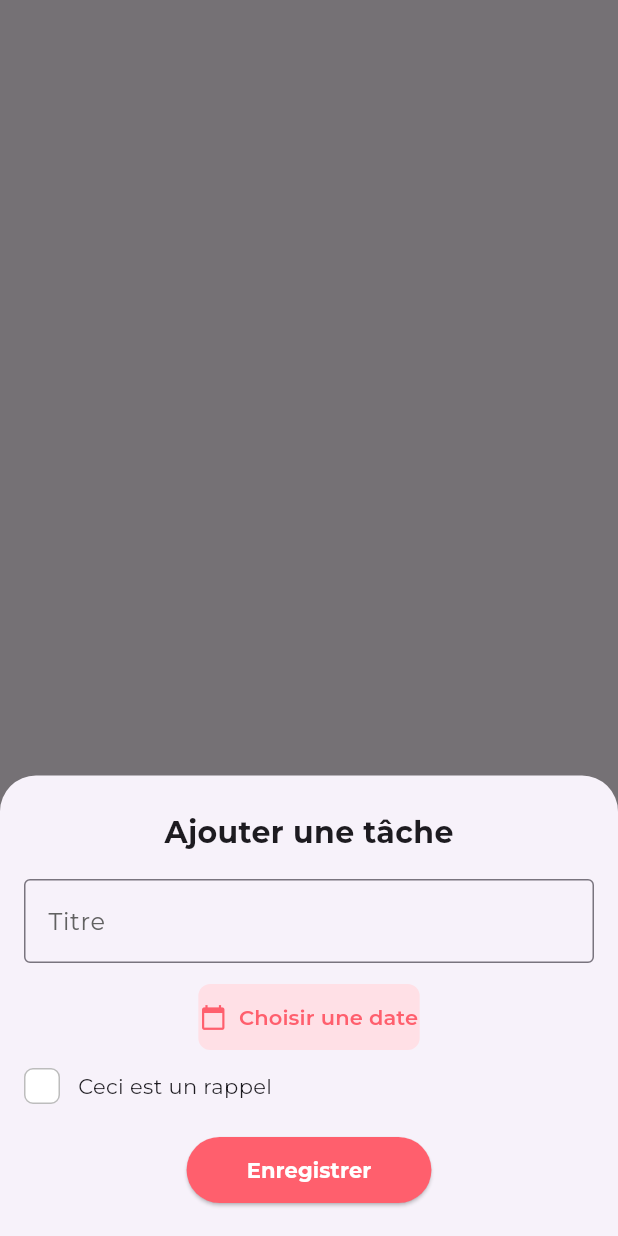
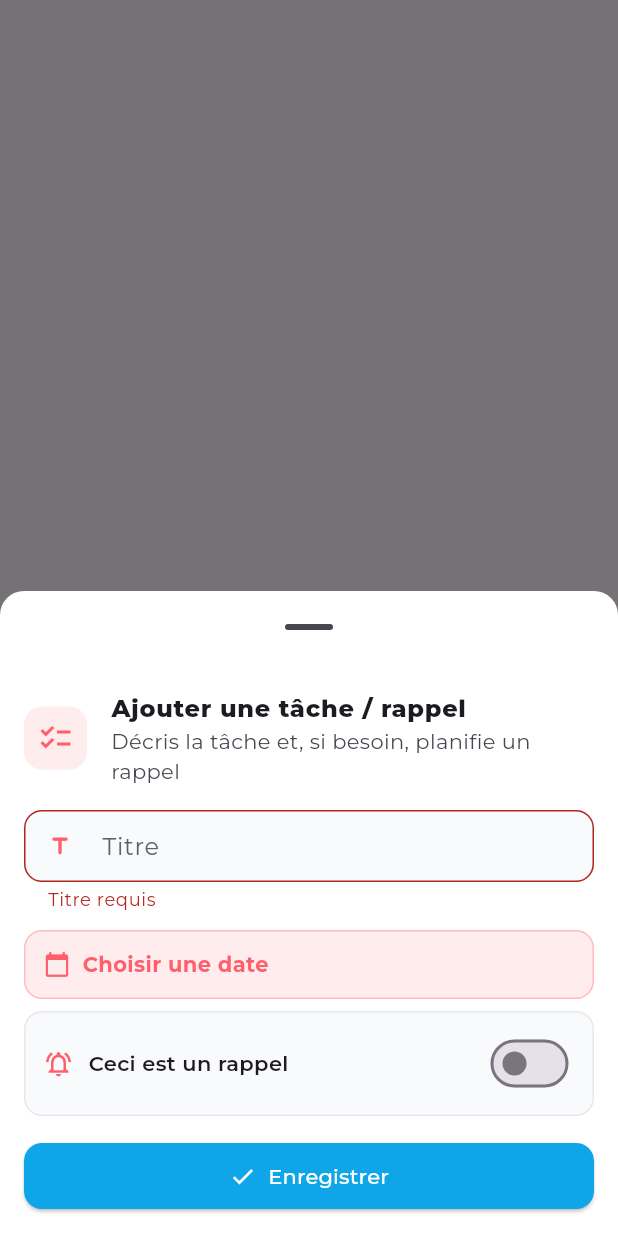
Before and after one commit to mikaelvery/family_manager_app, a Flutter app: what showAddTaskSheet() shows on an empty page, opened directly, after a tap on "Enregistrer", on a phone screen of 412 x 824 dp. Run offline on Flutter 3.47's test engine with Material 3 defaults, Android fonts, the phone set to English and light mode, and no system bars; our stand-ins replace cloud_firestore, dio, file_picker, firebase_auth, firebase_core, firebase_messaging and 6 more; accounts and stored records are empty.

Commit message:
refonte de la modal d'ajout de taches

```diff
--- a/lib/widgets/task_checklist.dart
+++ b/lib/widgets/task_checklist.dart
@@ -325,163 +325,76 @@
 
 // Fonction pour afficher la feuille modale d'ajout de tâche
 void showAddTaskSheet(BuildContext context) {
-  final TextEditingController titleController = TextEditingController();
+  final pageCtx = context; // Contexte parent pour SnackBars après pop
+
+  final formKey = GlobalKey<FormState>();
+  final titleController = TextEditingController();
+
   DateTime? selectedDate;
   TimeOfDay? selectedTime;
   bool isReminder = false;
+  bool saving = false;
+
+  const accent = Color(0xFFFF5F6D);
 
   showModalBottomSheet(
-    context: context,
+    context: pageCtx,
     isScrollControlled: true,
+    showDragHandle: true,
+    backgroundColor: Colors.white,
     shape: const RoundedRectangleBorder(
-      borderRadius: BorderRadius.vertical(top: Radius.circular(24)),
+      borderRadius: BorderRadius.vertical(top: Radius.circular(16)),
     ),
-    builder: (context) {
+    builder: (sheetCtx) {
       return StatefulBuilder(
-        builder: (BuildContext context, StateSetter setState) {
-          return Padding(
-            padding: EdgeInsets.only(
-              bottom: MediaQuery.of(context).viewInsets.bottom,
-              top: 24,
-              left: 16,
-              right: 16,
-            ),
-            child: Column(
-              mainAxisSize: MainAxisSize.min,
-              children: [
-                const Text(
-                  'Ajouter une tâche',
-                  style: TextStyle(fontSize: 20, fontWeight: FontWeight.bold),
-                ),
-                const SizedBox(height: 16),
-                TextField(
-                  controller: titleController,
-                  decoration: const InputDecoration(
-                    labelText: 'Titre',
-                    border: OutlineInputBorder(),
-                  ),
-                  textCapitalization: TextCapitalization.sentences,
-                ),
-                const SizedBox(height: 12),
-                ElevatedButton.icon(
-                  onPressed: () async {
-                    final DateTime? picked =
-                        await CustomPickers.showCustomDatePicker(
-                          context,
-                          initialDate: DateTime.now(),
+        builder: (ctx, setModal) {
+          Future<void> pickDate() async {
+            final picked = await CustomPickers.showCustomDatePicker(
+              sheetCtx,
+              initialDate: selectedDate ?? DateTime.now(),
+              accent: accent,
             );
             if (picked != null) {
-                      setState(() {
-                        selectedDate = picked;
-                      });
+              setModal(() => selectedDate = picked);
+              // si on a l’heure mais pas la date, on garde l’heure ; sinon rien à faire
             }
-                  },
-                  style: ElevatedButton.styleFrom(
-                    backgroundColor: const Color(0xFFFFE0E6),
-                    foregroundColor: const Color(0xFFFF5F6D),
-                    padding: const EdgeInsets.symmetric(
-                      horizontal: 1,
-                      vertical: 12,
-                    ),
-                    shape: RoundedRectangleBorder(
-                      borderRadius: BorderRadius.circular(8),
-                    ),
-                    elevation: 0,
-                  ),
-                  icon: const Icon(Icons.calendar_today),
-                  label: Text(
-                    selectedDate == null
-                        ? "Choisir une date"
-                        : "Date : ${selectedDate!.day.toString().padLeft(2, '0')}/${selectedDate!.month.toString().padLeft(2, '0')}/${selectedDate!.year}",
-                    style: const TextStyle(fontWeight: FontWeight.w600),
+          }
+
+          Future<void> pickTime() async {
+            final picked = await CustomPickers.showCustomTimePicker(
+              sheetCtx,
+              initialTime: selectedTime ?? TimeOfDay.now(),
+              accent: accent,
+            );
+            if (picked != null) setModal(() => selectedTime = picked);
+          }
+
+          Future<void> save() async {
+            if (saving) return;
+
+            if (!formKey.currentState!.validate()) return;
+
+            if (isReminder) {
+              // Rappel = nécessite date + heure
+              if (selectedDate == null || selectedTime == null) {
+                ScaffoldMessenger.of(sheetCtx).showSnackBar(
+                  const SnackBar(
+                    content: Text(
+                      'Choisis une date et une heure pour le rappel',
                     ),
                   ),
-                const SizedBox(height: 10),
-                Row(
-                  children: [
-                    GestureDetector(
-                      onTap: () {
-                        setState(() {
-                          isReminder = !isReminder;
-                          if (isReminder &&
-                              selectedDate != null &&
-                              selectedTime != null) {
-                            selectedTime = null;
+                );
+                return;
               }
-                        });
-                      },
-                      child: Container(
-                        width: 24,
-                        height: 24,
-                        decoration: BoxDecoration(
-                          color: isReminder
-                              ? const Color(0xFFFF5F6D)
-                              : Colors.white,
-                          borderRadius: BorderRadius.circular(6),
-                          border: Border.all(
-                            color: isReminder
-                                ? const Color(0xFFFF5F6D)
-                                : Colors.black26,
-                            width: isReminder ? 2 : 1,
-                          ),
-                        ),
-                        child: isReminder
-                            ? const Icon(
-                                Icons.check,
-                                color: Colors.white,
-                                size: 18,
-                              )
-                            : null,
-                      ),
-                    ),
-                    const SizedBox(width: 12),
-                    const Text('Ceci est un rappel'),
-                  ],
-                ),
-                if (isReminder) ...[
-                  const SizedBox(height: 12),
-                  ElevatedButton.icon(
-                    onPressed: () async {
-                      final TimeOfDay? pickedTime =
-                          await CustomPickers.showCustomTimePicker(
-                            context,
-                            initialTime: selectedTime ?? TimeOfDay.now(),
-                          );
-                      if (pickedTime != null) {
-                        setState(() {
-                          selectedTime = pickedTime;
-                        });
             }
-                    },
-                    style: ElevatedButton.styleFrom(
-                      backgroundColor: const Color(0xFFFFE0E6),
-                      foregroundColor: const Color(0xFFFF5F6D),
-                      padding: const EdgeInsets.symmetric(
-                        horizontal: 16,
-                        vertical: 12,
-                      ),
-                      shape: RoundedRectangleBorder(
-                        borderRadius: BorderRadius.circular(8),
-                      ),
-                      elevation: 0,
-                    ),
-                    icon: const Icon(Icons.access_time),
-                    label: Text(
-                      selectedTime == null
-                          ? "Choisir une heure"
-                          : "Heure : ${selectedTime!.format(context)}",
-                      style: const TextStyle(fontWeight: FontWeight.w600),
-                    ),
-                  ),
-                ],
-                const SizedBox(height: 20),
-                ElevatedButton(
-                  onPressed: () async {
+
+            setModal(() => saving = true);
+            try {
               final title = titleController.text.trim();
-                    if (title.isNotEmpty) {
-                      DateTime? reminderDateTimeLocal;
+
+              DateTime? reminderLocal;
               if (isReminder && selectedDate != null && selectedTime != null) {
-                        reminderDateTimeLocal = DateTime(
+                reminderLocal = DateTime(
                   selectedDate!.year,
                   selectedDate!.month,
                   selectedDate!.day,
@@ -489,59 +402,225 @@
                   selectedTime!.minute,
                 );
               }
-                      // Récupérer les UIDs des participants
-                      final mikaUid = dotenv.env['MIKA_UID']!;
-                      final lauraUid = dotenv.env['LAURA_UID']!;
 
-                      final participants = [mikaUid, lauraUid];
+              // Participants via .env
+              final mikaUid = dotenv.env['MIKA_UID'] ?? '';
+              final lauraUid = dotenv.env['LAURA_UID'] ?? '';
+              final participants = [
+                mikaUid,
+                lauraUid,
+              ].where((e) => e.isNotEmpty).toList();
+
+              // Tokens FCM
               final tokens = <String>[];
-                      // Récupérer les tokens depuis la collection users pour les participants
               for (final uid in participants) {
                 final doc = await FirebaseFirestore.instance
                     .collection('users')
                     .doc(uid)
                     .get();
-                        final fcmToken = doc.data()?['fcmToken'];
-                        if (fcmToken != null && !tokens.contains(fcmToken)) {
-                          tokens.add(fcmToken);
-                        }
+                final fcm = doc.data()?['fcmToken'];
+                if (fcm != null && !tokens.contains(fcm)) tokens.add(fcm);
               }
 
-                      final reminderDateTimeUtc = reminderDateTimeLocal?.toUtc();
               await FirebaseFirestore.instance.collection('tasks').add({
                 'title': title,
-                        'date': selectedDate,
+                'date': selectedDate != null
+                    ? Timestamp.fromDate(selectedDate!)
+                    : null,
                 'done': false,
                 'createdAt': FieldValue.serverTimestamp(),
                 'reminder': isReminder,
-                        'reminderDateTime': reminderDateTimeUtc != null
-                            ? Timestamp.fromDate(reminderDateTimeUtc)
+                'reminderDateTime': reminderLocal != null
+                    ? Timestamp.fromDate(reminderLocal.toUtc())
                     : null,
                 'tokens': tokens,
                 'reminderSent': false,
               });
 
-                      // ignore: use_build_context_synchronously
-                      Navigator.pop(context);
+              if (pageCtx.mounted) {
+                Navigator.of(sheetCtx).pop(); // ferme la sheet
+                ScaffoldMessenger.of(pageCtx).showSnackBar(
+                  const SnackBar(content: Text('Tâche enregistrée')),
+                );
               }
-                  },
-                  style: ElevatedButton.styleFrom(
-                    backgroundColor: const Color(0xFFFF5F6D),
-                    padding: const EdgeInsets.symmetric(
-                      horizontal: 40,
+            } catch (e) {
+              if (pageCtx.mounted) {
+                ScaffoldMessenger.of(
+                  pageCtx,
+                ).showSnackBar(SnackBar(content: Text('Erreur : $e')));
+              }
+            } finally {
+              if (pageCtx.mounted) setModal(() => saving = false);
+            }
+          }
+
+          return SafeArea(
+            child: Padding(
+              padding: EdgeInsets.only(
+                bottom: MediaQuery.of(sheetCtx).viewInsets.bottom,
+              ),
+              child: SingleChildScrollView(
+                padding: const EdgeInsets.fromLTRB(16, 10, 16, 16),
+                child: Form(
+                  key: formKey,
+                  child: Column(
+                    mainAxisSize: MainAxisSize.min,
+                    crossAxisAlignment: CrossAxisAlignment.start,
+                    children: [
+                      // Header compact
+                      ListTile(
+                        contentPadding: EdgeInsets.zero,
+                        leading: Container(
+                          width: 42,
+                          height: 42,
+                          decoration: BoxDecoration(
+                            // ignore: deprecated_member_use
+                            color: accent.withValues(alpha: 0.12),
+                            borderRadius: BorderRadius.circular(12),
+                          ),
+                          child: const Icon(Icons.checklist, color: accent),
+                        ),
+                        title: const Text(
+                          'Ajouter une tâche / rappel',
+                          style: TextStyle(
+                            fontWeight: FontWeight.w800,
+                            fontSize: 16,
+                          ),
+                        ),
+                        subtitle: const Text(
+                          'Décris la tâche et, si besoin, planifie un rappel',
+                        ),
+                      ),
+                      const SizedBox(height: 8),
+
+                      // Titre (obligatoire)
+                      TextFormField(
+                        controller: titleController,
+                        decoration: const InputDecoration(
+                          labelText: 'Titre',
+                          prefixIcon: Icon(Icons.title_rounded),
+                          filled: true,
+                          fillColor: Color(0xFFF9FAFB),
+                          isDense: true,
+                          contentPadding: EdgeInsets.symmetric(
+                            horizontal: 12,
                             vertical: 12,
                           ),
+                          border: OutlineInputBorder(
+                            borderRadius: BorderRadius.all(Radius.circular(12)),
+                            borderSide: BorderSide(color: Color(0xFFE5E7EB)),
                           ),
-                  child: const Text(
-                    'Enregistrer',
-                    style: TextStyle(
-                      fontWeight: FontWeight.bold,
+                          enabledBorder: OutlineInputBorder(
+                            borderRadius: BorderRadius.all(Radius.circular(12)),
+                            borderSide: BorderSide(color: Color(0xFFE5E7EB)),
+                          ),
+                          focusedBorder: OutlineInputBorder(
+                            borderRadius: BorderRadius.all(Radius.circular(12)),
+                            borderSide: BorderSide(color: Color(0xFFCBD5E1)),
+                          ),
+                        ),
+                        textCapitalization: TextCapitalization.sentences,
+                        validator: (v) => (v == null || v.trim().isEmpty)
+                            ? 'Titre requis'
+                            : null,
+                      ),
+                      const SizedBox(height: 12),
+
+                      // Date (facultative) — utile même sans rappel
+                      _TaskPillButton(
+                        icon: Icons.calendar_today,
+                        label: selectedDate != null
+                            ? 'Date : ${selectedDate!.day.toString().padLeft(2, '0')}/${selectedDate!.month.toString().padLeft(2, '0')}/${selectedDate!.year}'
+                            : 'Choisir une date',
+                        accent: accent,
+                        onTap: pickDate,
+                      ),
+                      const SizedBox(height: 8),
+
+                      // Switch "Ceci est un rappel"
+                      Container(
+                        padding: const EdgeInsets.symmetric(
+                          horizontal: 12,
+                          vertical: 10,
+                        ),
+                        decoration: BoxDecoration(
+                          color: const Color(0xFFF8FAFC),
+                          borderRadius: BorderRadius.circular(12),
+                          border: Border.all(color: const Color(0xFFE5E7EB)),
+                        ),
+                        child: Row(
+                          children: [
+                            const Icon(
+                              Icons.notifications_active_outlined,
+                              color: accent,
+                              size: 20,
+                            ),
+                            const SizedBox(width: 10),
+                            const Expanded(
+                              child: Text(
+                                'Ceci est un rappel',
+                                style: TextStyle(fontWeight: FontWeight.w600),
+                              ),
+                            ),
+                            Switch.adaptive(
+                              value: isReminder,
+                              activeColor: accent,
+                              onChanged: (val) {
+                                setModal(() {
+                                  isReminder = val;
+                                  // On ne force pas la remise à zéro des dates/heures
+                                  // mais on exigera date+heure à la sauvegarde.
+                                });
+                              },
+                            ),
+                          ],
+                        ),
+                      ),
+
+                      if (isReminder) ...[
+                        const SizedBox(height: 8),
+                        _TaskPillButton(
+                          icon: Icons.access_time,
+                          label: selectedTime != null
+                              ? 'Heure : ${selectedTime!.format(sheetCtx)}'
+                              : 'Choisir une heure',
+                          accent: accent,
+                          onTap: pickTime,
+                        ),
+                      ],
+
+                      const SizedBox(height: 16),
+
+                      // Actions
+                      SizedBox(
+                        width: double.infinity,
+                        child: ElevatedButton.icon(
+                          icon: saving
+                              ? const SizedBox(
+                                  width: 16,
+                                  height: 16,
+                                  child: CircularProgressIndicator(
+                                    strokeWidth: 2,
                                     color: Colors.white,
+                                  ),
+                                )
+                              : const Icon(Icons.check),
+                          label: const Text('Enregistrer'),
+                          style: ElevatedButton.styleFrom(
+                            backgroundColor: const Color(0xFF0EA5E9),
+                            foregroundColor: Colors.white,
+                            padding: const EdgeInsets.symmetric(vertical: 12),
+                            shape: RoundedRectangleBorder(
+                              borderRadius: BorderRadius.circular(12),
+                            ),
+                          ),
+                          onPressed: saving ? null : save,
+                        ),
+                      ),
+                    ],
                   ),
                 ),
               ),
-                const SizedBox(height: 20),
-              ],
             ),
           );
         },
@@ -549,3 +628,55 @@
     },
   );
 }
+
+/* -------------------------------------------------------------------------- */
+/*                               UI helper pill                               */
+/* -------------------------------------------------------------------------- */
+
+class _TaskPillButton extends StatelessWidget {
+  final IconData icon;
+  final String label;
+  final Color accent;
+  final VoidCallback onTap;
+
+  const _TaskPillButton({
+    required this.icon,
+    required this.label,
+    required this.accent,
+    required this.onTap,
+  });
+
+  @override
+  Widget build(BuildContext context) {
+    return Material(
+      // ignore: deprecated_member_use
+      color: accent.withValues(alpha: 0.12),
+      borderRadius: BorderRadius.circular(12),
+      child: InkWell(
+        borderRadius: BorderRadius.circular(12),
+        onTap: onTap,
+        child: Container(
+          padding: const EdgeInsets.symmetric(horizontal: 12, vertical: 12),
+          decoration: BoxDecoration(
+            border: Border.all(color: accent.withValues(alpha: 0.35)),
+            borderRadius: BorderRadius.circular(12),
+          ),
+          child: Row(
+            children: [
+              Icon(icon, color: accent, size: 18),
+              const SizedBox(width: 8),
+              Expanded(
+                child: Text(
+                  label,
+                  maxLines: 1,
+                  overflow: TextOverflow.ellipsis,
+                  style: TextStyle(fontWeight: FontWeight.w700, color: accent),
+                ),
+              ),
+            ],
+          ),
+        ),
+      ),
+    );
+  }
+}
```
Lines whose indentation alone changed are shown as unchanged.
